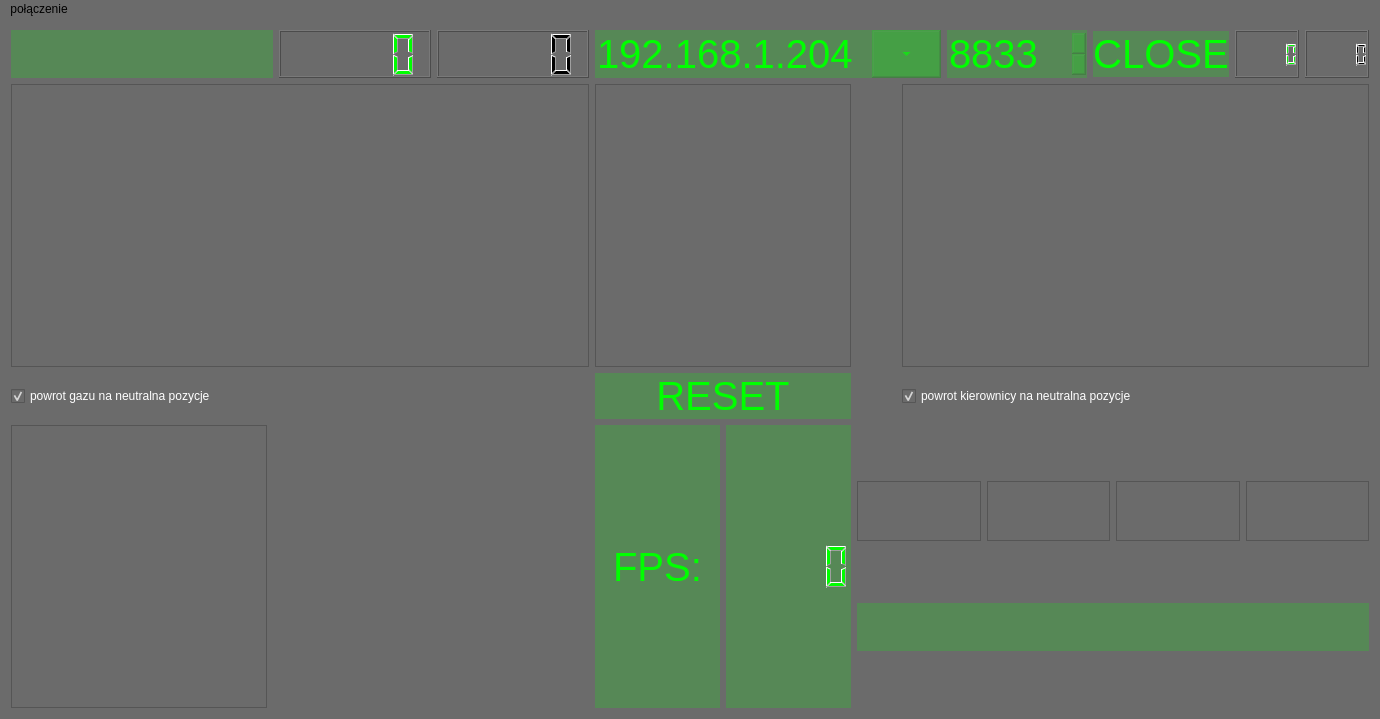
Qt form pilot/pilotwindow.ui (cyniu88/QT_kurs) before a commit.
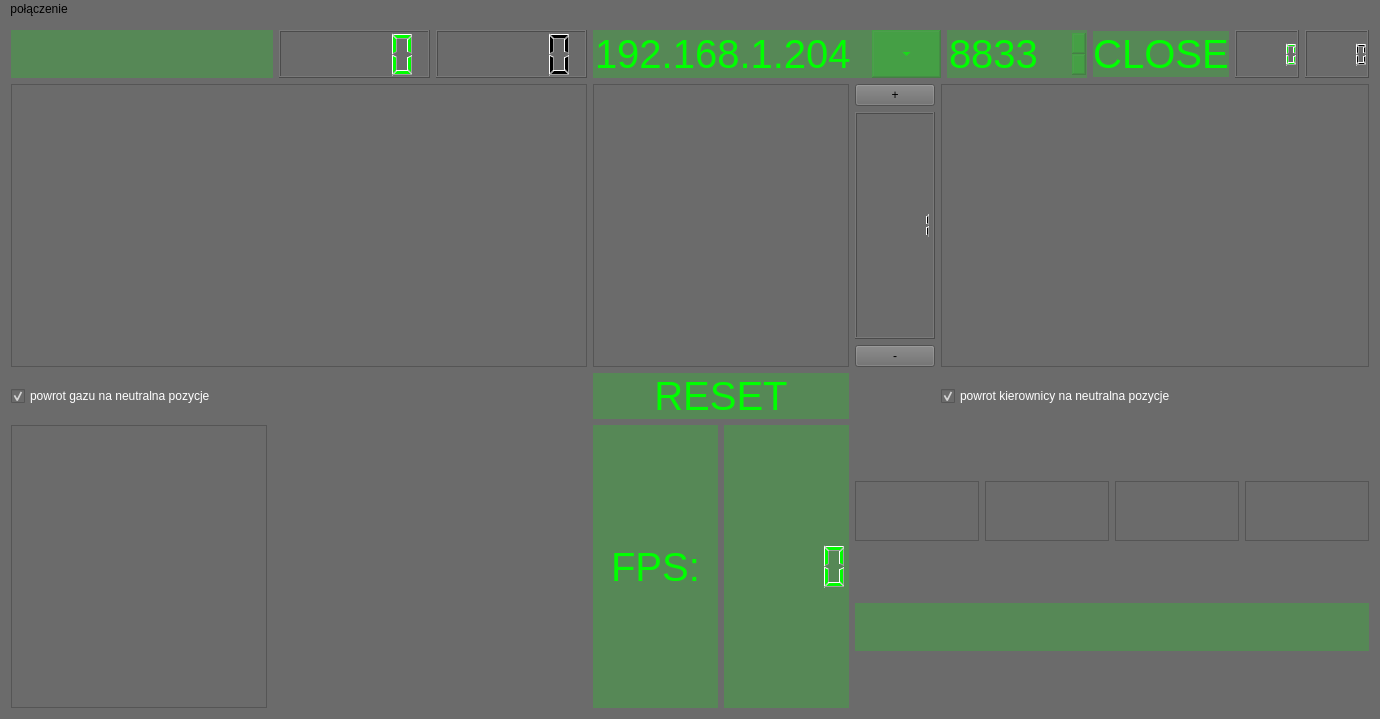
The same form after that commit. Icons and pictures are not drawn.

What changed in the file:
```diff
--- a/pilot/pilotwindow.ui
+++ b/pilot/pilotwindow.ui
@@ -448,6 +448,31 @@
       </item>
      </layout>
     </item>
+    <item row="2" column="5">
+     <layout class="QVBoxLayout" name="verticalLayout">
+      <item>
+       <widget class="QPushButton" name="push_plusGear">
+        <property name="text">
+         <string>+</string>
+        </property>
+       </widget>
+      </item>
+      <item>
+       <widget class="QLCDNumber" name="gear">
+        <property name="intValue" stdset="0">
+         <number>1</number>
+        </property>
+       </widget>
+      </item>
+      <item>
+       <widget class="QPushButton" name="push_minusGear">
+        <property name="text">
+         <string>-</string>
+        </property>
+       </widget>
+      </item>
+     </layout>
+    </item>
    </layout>
   </widget>
   <widget class="QMenuBar" name="menuBar">
```
